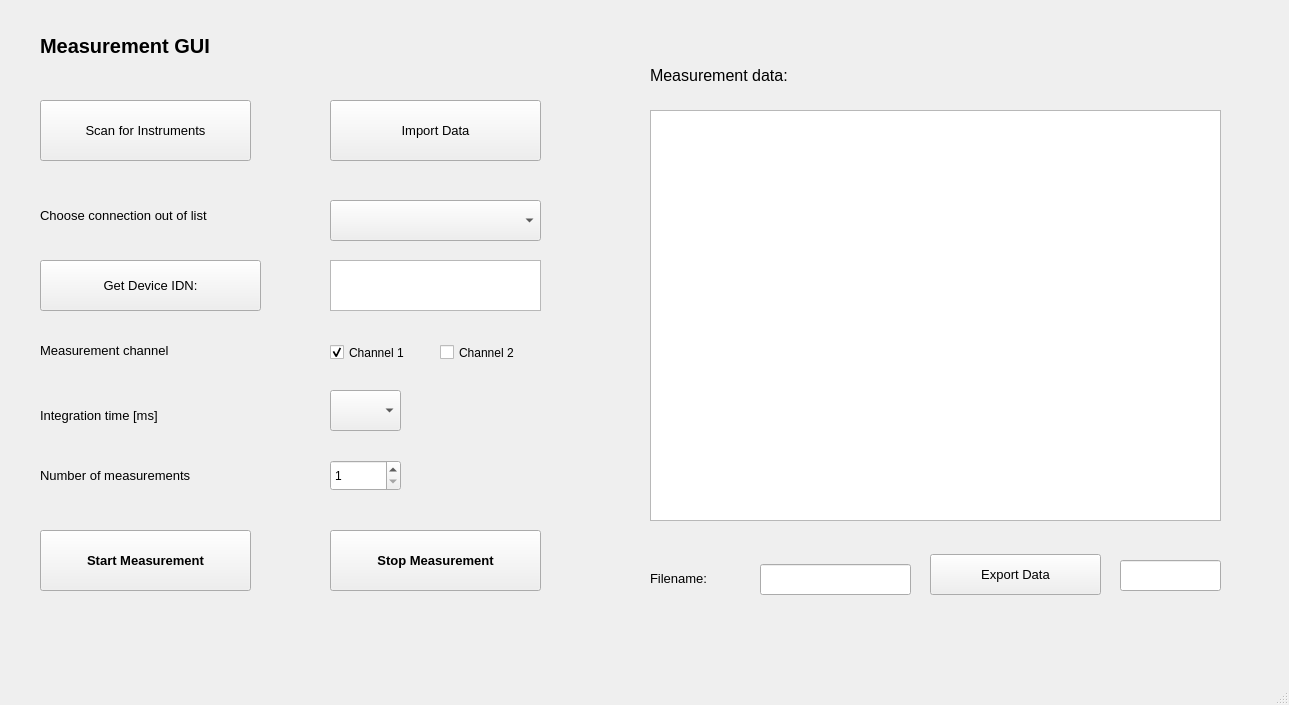
This is measureGUI.ui in benjaminze/kpi_internship as Qt 5 draws it before an edit. The edited form follows.
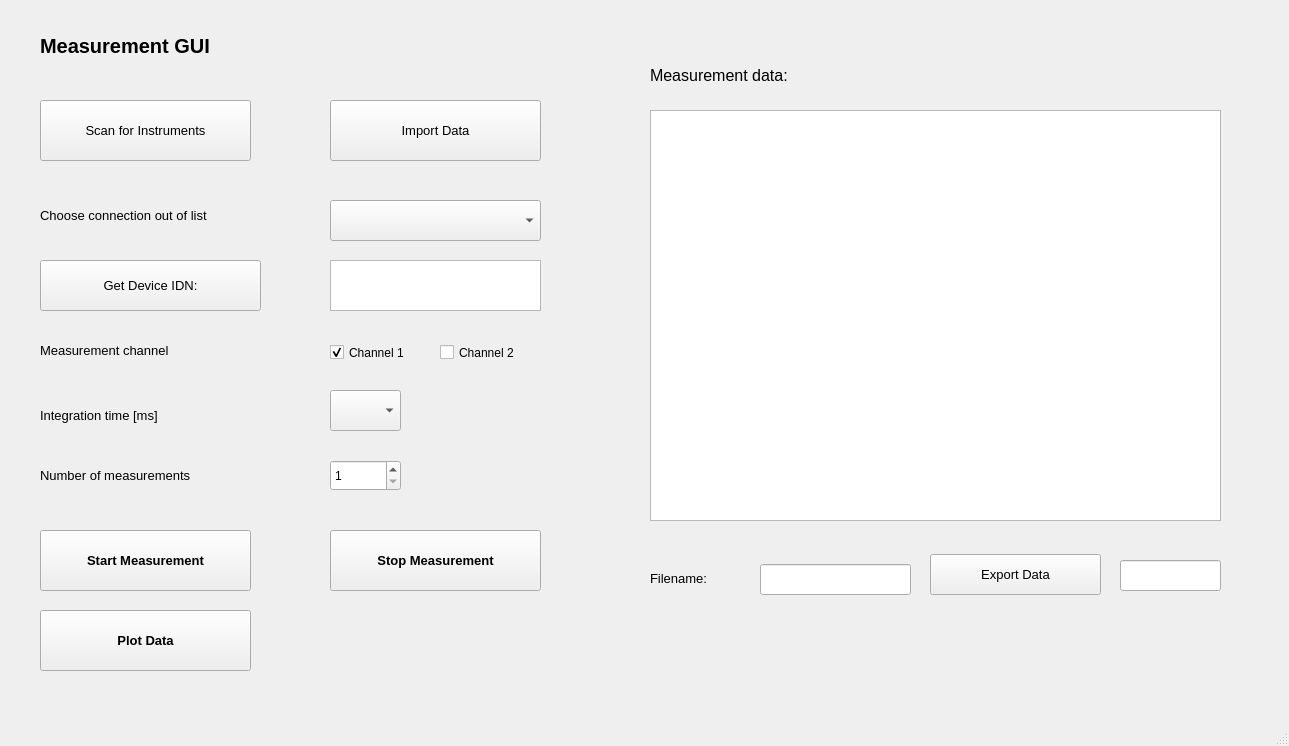
This is the edited form.

Diff of the .ui file:
```diff
--- a/measureGUI.ui
+++ b/measureGUI.ui
@@ -7,7 +7,7 @@
     <x>0</x>
     <y>0</y>
     <width>1289</width>
-    <height>705</height>
+    <height>746</height>
    </rect>
   </property>
   <property name="windowTitle">
@@ -386,6 +386,26 @@
      <string>Import Data</string>
     </property>
    </widget>
+   <widget class="QPushButton" name="plot_data_button">
+    <property name="geometry">
+     <rect>
+      <x>40</x>
+      <y>610</y>
+      <width>211</width>
+      <height>61</height>
+     </rect>
+    </property>
+    <property name="font">
+     <font>
+      <pointsize>10</pointsize>
+      <weight>75</weight>
+      <bold>true</bold>
+     </font>
+    </property>
+    <property name="text">
+     <string>Plot Data</string>
+    </property>
+   </widget>
   </widget>
   <widget class="QMenuBar" name="menubar">
    <property name="geometry">
```
